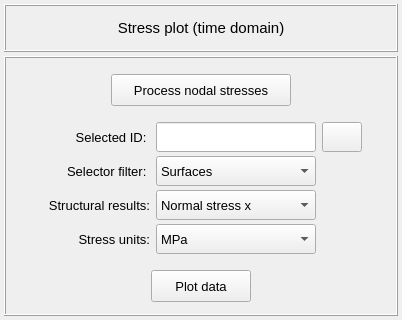
Above: vibra/interface/data/ui_files/plots/structural/structural_stress_2d_plot_time_inputs.ui from MOPT-UFSC/VIBRA before the change. Below: the same form after it.
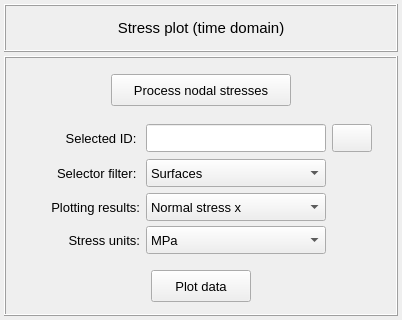
That is the form after the change. Icons and pictures are not drawn.

The edit to the form file:
```diff
--- a/vibra/interface/data/ui_files/plots/structural/structural_stress_2d_plot_time_inputs.ui
+++ b/vibra/interface/data/ui_files/plots/structural/structural_stress_2d_plot_time_inputs.ui
@@ -212,13 +212,13 @@
            <property name="minimumSize">
             <size>
              <width>40</width>
-             <height>30</height>
+             <height>28</height>
             </size>
            </property>
            <property name="maximumSize">
             <size>
              <width>40</width>
-             <height>30</height>
+             <height>28</height>
             </size>
            </property>
            <property name="font">
@@ -257,14 +257,14 @@
           <widget class="QLineEdit" name="lineEdit_selection_id">
            <property name="minimumSize">
             <size>
-             <width>160</width>
-             <height>30</height>
+             <width>180</width>
+             <height>28</height>
             </size>
            </property>
            <property name="maximumSize">
             <size>
-             <width>160</width>
-             <height>30</height>
+             <width>180</width>
+             <height>28</height>
             </size>
            </property>
            <property name="font">
@@ -314,14 +314,14 @@
           <widget class="QComboBox" name="comboBox_selector_filter">
            <property name="minimumSize">
             <size>
-             <width>160</width>
-             <height>30</height>
+             <width>180</width>
+             <height>28</height>
             </size>
            </property>
            <property name="maximumSize">
             <size>
-             <width>160</width>
-             <height>30</height>
+             <width>180</width>
+             <height>28</height>
             </size>
            </property>
            <property name="font">
@@ -357,63 +357,6 @@
            </item>
           </widget>
          </item>
-         <item row="2" column="2">
-          <widget class="QComboBox" name="comboBox_structural_stresses">
-           <property name="minimumSize">
-            <size>
-             <width>160</width>
-             <height>30</height>
-            </size>
-           </property>
-           <property name="maximumSize">
-            <size>
-             <width>160</width>
-             <height>30</height>
-            </size>
-           </property>
-           <property name="font">
-            <font>
-             <pointsize>10</pointsize>
-            </font>
-           </property>
-           <property name="styleSheet">
-            <string notr="true"/>
-           </property>
-           <property name="currentIndex">
-            <number>0</number>
-           </property>
-           <item>
-            <property name="text">
-             <string>Normal stress x</string>
-            </property>
-           </item>
-           <item>
-            <property name="text">
-             <string>Normal stress y</string>
-            </property>
-           </item>
-           <item>
-            <property name="text">
-             <string>Normal stress z</string>
-            </property>
-           </item>
-           <item>
-            <property name="text">
-             <string>Shear stress xy</string>
-            </property>
-           </item>
-           <item>
-            <property name="text">
-             <string>Shear stress xz</string>
-            </property>
-           </item>
-           <item>
-            <property name="text">
-             <string>Shear stress yz</string>
-            </property>
-           </item>
-          </widget>
-         </item>
          <item row="0" column="1">
           <widget class="QLabel" name="label_10">
            <property name="minimumSize">
@@ -465,7 +408,7 @@
             </font>
            </property>
            <property name="text">
-            <string>Structural results:</string>
+            <string>Plotting results:</string>
            </property>
            <property name="alignment">
             <set>Qt::AlignmentFlag::AlignRight|Qt::AlignmentFlag::AlignTrailing|Qt::AlignmentFlag::AlignVCenter</set>
@@ -517,14 +460,14 @@
           <widget class="QComboBox" name="comboBox_stress_units">
            <property name="minimumSize">
             <size>
-             <width>160</width>
-             <height>30</height>
+             <width>180</width>
+             <height>28</height>
             </size>
            </property>
            <property name="maximumSize">
             <size>
-             <width>160</width>
-             <height>30</height>
+             <width>180</width>
+             <height>28</height>
             </size>
            </property>
            <property name="font">
@@ -570,6 +513,88 @@
            </item>
           </widget>
          </item>
+         <item row="2" column="2">
+          <widget class="QComboBox" name="comboBox_plotting_results">
+           <property name="minimumSize">
+            <size>
+             <width>180</width>
+             <height>28</height>
+            </size>
+           </property>
+           <property name="maximumSize">
+            <size>
+             <width>180</width>
+             <height>28</height>
+            </size>
+           </property>
+           <property name="sizeIncrement">
+            <size>
+             <width>0</width>
+             <height>0</height>
+            </size>
+           </property>
+           <property name="font">
+            <font>
+             <pointsize>10</pointsize>
+            </font>
+           </property>
+           <item>
+            <property name="text">
+             <string>Normal stress x</string>
+            </property>
+           </item>
+           <item>
+            <property name="text">
+             <string>Normal stress y</string>
+            </property>
+           </item>
+           <item>
+            <property name="text">
+             <string>Normal stress z</string>
+            </property>
+           </item>
+           <item>
+            <property name="text">
+             <string>Shear stress xy</string>
+            </property>
+           </item>
+           <item>
+            <property name="text">
+             <string>Shear stress xz</string>
+            </property>
+           </item>
+           <item>
+            <property name="text">
+             <string>Shear stress yz</string>
+            </property>
+           </item>
+           <item>
+            <property name="text">
+             <string>von Mises stress</string>
+            </property>
+           </item>
+           <item>
+            <property name="text">
+             <string>Tresca stress</string>
+            </property>
+           </item>
+           <item>
+            <property name="text">
+             <string>Max. principal stress 1</string>
+            </property>
+           </item>
+           <item>
+            <property name="text">
+             <string>Max. principal stress 2</string>
+            </property>
+           </item>
+           <item>
+            <property name="text">
+             <string>Max. principal stress 3</string>
+            </property>
+           </item>
+          </widget>
+         </item>
         </layout>
        </widget>
       </item>
```
